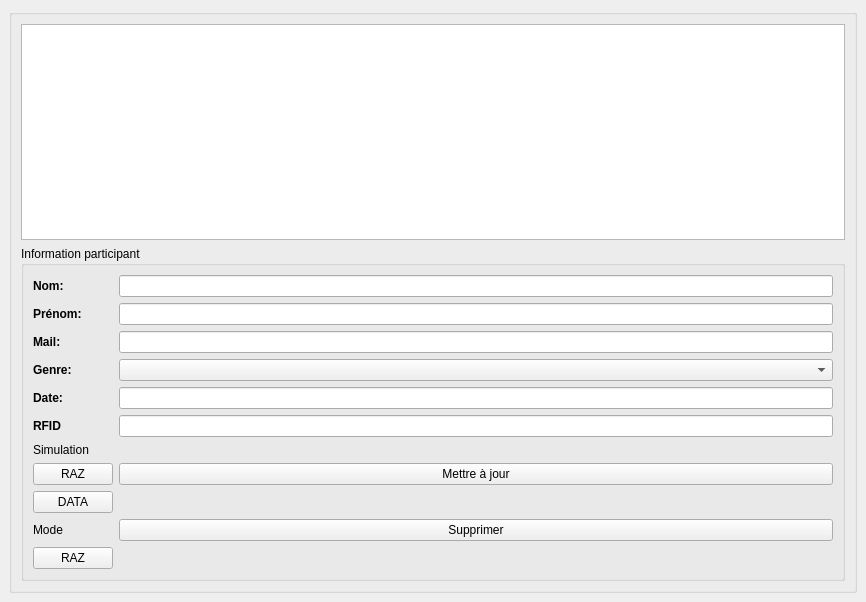
The window that gestionparticipant.ui (yesitswalid/CourseOrientation) describes before a commit, drawn with Qt 5.
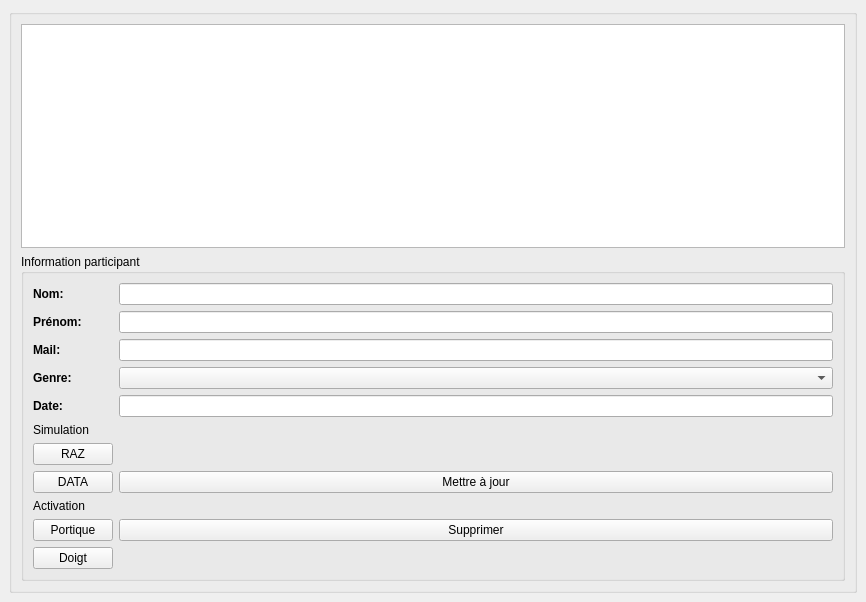
The same window after the commit.

The edit to the form file:
```diff
--- a/gestionparticipant.ui
+++ b/gestionparticipant.ui
@@ -138,52 +138,23 @@
            <widget class="QLineEdit" name="dateEdit"/>
           </item>
           <item row="8" column="0">
-           <widget class="QLabel" name="label">
-            <property name="font">
-             <font>
-              <bold>true</bold>
-             </font>
-            </property>
-            <property name="text">
-             <string>RFID</string>
-            </property>
-           </widget>
-          </item>
-          <item row="8" column="1">
-           <widget class="QLineEdit" name="rfidEdit"/>
-          </item>
-          <item row="12" column="0">
-           <widget class="QLabel" name="label_2">
-            <property name="text">
-             <string>Mode</string>
-            </property>
-           </widget>
-          </item>
-          <item row="13" column="0">
-           <widget class="QPushButton" name="razButton">
-            <property name="text">
-             <string>RAZ</string>
-            </property>
-           </widget>
-          </item>
-          <item row="10" column="0">
-           <widget class="QPushButton" name="razSimButton">
-            <property name="text">
-             <string>RAZ</string>
-            </property>
-           </widget>
-          </item>
-          <item row="9" column="0">
            <widget class="QLabel" name="label_4">
             <property name="text">
              <string>Simulation</string>
             </property>
            </widget>
           </item>
-          <item row="12" column="1">
-           <widget class="QPushButton" name="suprButton">
+          <item row="9" column="0">
+           <widget class="QPushButton" name="razSimButton">
             <property name="text">
-             <string>Supprimer</string>
+             <string>RAZ</string>
+            </property>
+           </widget>
+          </item>
+          <item row="10" column="0">
+           <widget class="QPushButton" name="dataSimButton">
+            <property name="text">
+             <string>DATA</string>
             </property>
            </widget>
           </item>
@@ -195,9 +166,30 @@
            </widget>
           </item>
           <item row="11" column="0">
-           <widget class="QPushButton" name="dataSimButton">
+           <widget class="QLabel" name="label_2">
             <property name="text">
-             <string>DATA</string>
+             <string>Activation</string>
+            </property>
+           </widget>
+          </item>
+          <item row="12" column="0">
+           <widget class="QPushButton" name="portiqueButton">
+            <property name="text">
+             <string>Portique</string>
+            </property>
+           </widget>
+          </item>
+          <item row="12" column="1">
+           <widget class="QPushButton" name="suprButton">
+            <property name="text">
+             <string>Supprimer</string>
+            </property>
+           </widget>
+          </item>
+          <item row="14" column="0">
+           <widget class="QPushButton" name="doigtButton">
+            <property name="text">
+             <string>Doigt</string>
             </property>
            </widget>
           </item>
```
